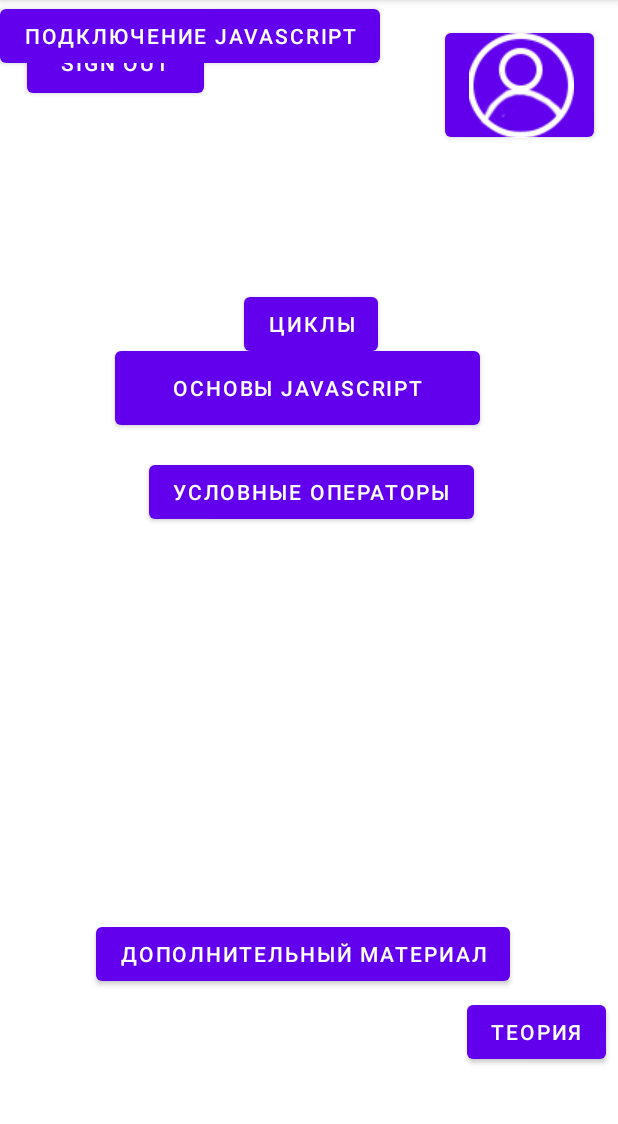
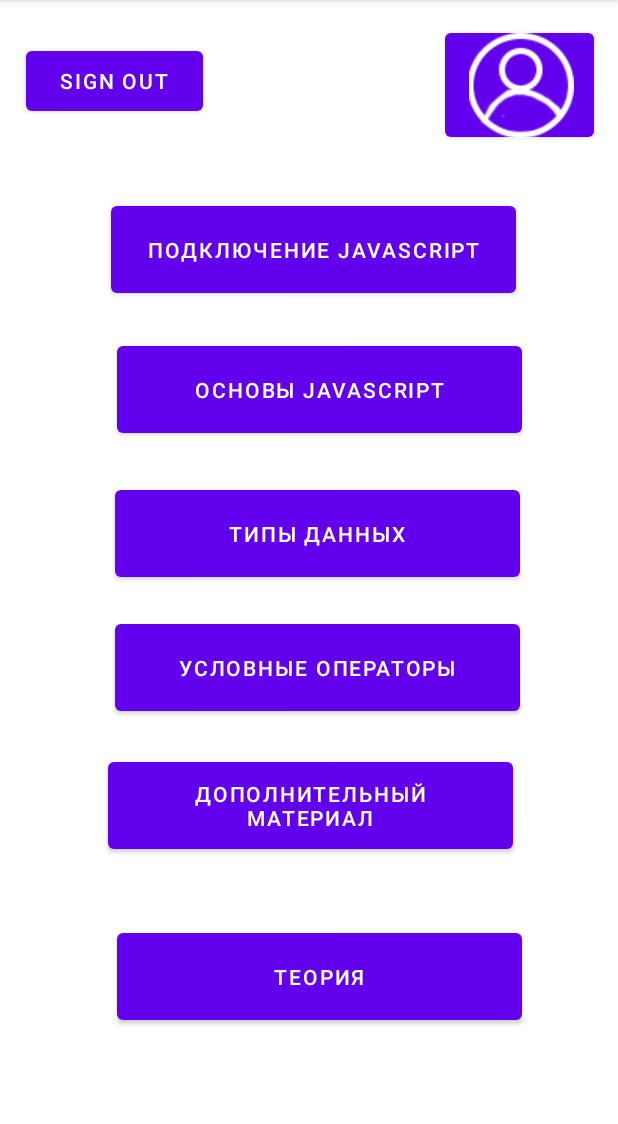
Before and after one commit to GTkatya/Auth, an Android app: the task1 screen opened directly, with no data from a screen before it, after a tap on "НАЗАД", on a phone screen of 412 x 824 dp, the part 84-1208 px from its top. Run offline under Robolectric (Android 15) with nearby library versions, the phone set to English and light mode, and no system bars; our stand-ins replace Firebase (no records; nobody signed in at launch, a user with empty details on screens opened directly).

Commit message:
disign menu

```diff
--- a/app/src/main/java/company/auth/task1.java
+++ b/app/src/main/java/company/auth/task1.java
@@ -24,14 +24,11 @@ public class task1 extends AppCompatActivity {
                 "a)\tАналогия из жизни и объявление переменной\n" +
                 "b)\tПравила объявления переменных\n" +
                 "c)\tСовременный синтаксис.  let, const и var. Их использование, различия и область видимости.\n" +
-                "2.\tВывод сообщений с помощью конструкции alert\n" +
-                "a)\talert\n" +
-                "b)\tpromt\n" +
-                "c)\tconfirm\n" +
-                "3.\tТипы данных\n" +
-                "a)\tОбщие понятия об основных  типах данных\n" +
+                "2.\tВывод сообщений с помощью console.log\n" +
+                "3.\t....\n" +
+                "a)\t......\n" +
                 "b)\t\n" +
-                "c)\tСтроки\n" +
+                "c)\t....\n" +
                 "d)\t\n");
 
         View.OnClickListener onClickListener = new View.OnClickListener() {
--- a/app/src/main/res/layout/activity_task.xml
+++ b/app/src/main/res/layout/activity_task.xml
@@ -11,70 +11,77 @@
       android:layout_width="118dp"
       android:layout_height="52dp"
       android:layout_marginStart="17dp"
-      android:layout_marginTop="16dp"
+      android:layout_marginTop="28dp"
       android:layout_marginEnd="276dp"
       android:text="sign out"
+      app:layout_constraintEnd_toEndOf="parent"
+      app:layout_constraintHorizontal_bias="0.0"
+      app:layout_constraintStart_toStartOf="parent"
+      app:layout_constraintTop_toTopOf="parent" />
+
+  <Button
+      android:id="@+id/ex2"
+      android:layout_width="270dp"
+      android:layout_height="70dp"
+      android:layout_marginStart="73dp"
+      android:layout_marginTop="131dp"
+      android:layout_marginEnd="68dp"
+      android:text="Подключение JavaScript"
       app:layout_constraintEnd_toEndOf="parent"
       app:layout_constraintStart_toStartOf="parent"
       app:layout_constraintTop_toTopOf="parent" />
 
   <Button
-      android:id="@+id/ex1"
-      android:layout_width="243dp"
-      android:layout_height="61dp"
-      android:layout_marginTop="228dp"
-      android:layout_marginEnd="92dp"
-      android:text="Основы JavaScript"
-      app:layout_constraintEnd_toEndOf="parent"
-      app:layout_constraintTop_toTopOf="parent" />
-
-  <Button
-      android:id="@+id/ex2"
-      android:layout_width="wrap_content"
-      android:layout_height="wrap_content"
-      android:text="Подключение JavaScript"
-      tools:layout_editor_absoluteX="78dp"
-      tools:layout_editor_absoluteY="162dp" />
-
-  <Button
-      android:id="@+id/ex3"
-      android:layout_width="wrap_content"
-      android:layout_height="wrap_content"
-      android:layout_marginTop="144dp"
-      android:layout_marginEnd="160dp"
-      android:text="Циклы"
-      app:layout_constraintEnd_toEndOf="parent"
-      app:layout_constraintTop_toBottomOf="@+id/ex2" />
-
-  <Button
       android:id="@+id/ex4"
-      android:layout_width="wrap_content"
-      android:layout_height="wrap_content"
-      android:layout_marginTop="64dp"
-      android:layout_marginEnd="96dp"
+      android:layout_width="270dp"
+      android:layout_height="70dp"
+      android:layout_marginTop="19dp"
+      android:layout_marginEnd="65dp"
       android:text="условные операторы"
       app:layout_constraintEnd_toEndOf="parent"
       app:layout_constraintTop_toBottomOf="@+id/ex3" />
 
   <Button
+      android:id="@+id/FAQ"
+      android:layout_width="270dp"
+      android:layout_height="70dp"
+      android:layout_marginStart="72dp"
+      android:layout_marginTop="22dp"
+      android:text="Дополнительный материал"
+      app:layout_constraintStart_toStartOf="parent"
+      app:layout_constraintTop_toBottomOf="@+id/ex4" />
+
+  <Button
       android:id="@+id/teor"
-      android:layout_width="wrap_content"
-      android:layout_height="wrap_content"
-      android:layout_marginEnd="8dp"
-      android:layout_marginBottom="56dp"
+      android:layout_width="270dp"
+      android:layout_height="70dp"
+      android:layout_marginTop="26dp"
+      android:layout_marginEnd="64dp"
+      android:layout_marginBottom="64dp"
       android:text="теория"
       app:layout_constraintBottom_toBottomOf="parent"
-      app:layout_constraintEnd_toEndOf="parent" />
+      app:layout_constraintEnd_toEndOf="parent"
+      app:layout_constraintTop_toBottomOf="@+id/FAQ" />
 
   <Button
-      android:id="@+id/FAQ"
-      android:layout_width="wrap_content"
-      android:layout_height="wrap_content"
-      android:layout_marginStart="64dp"
-      android:layout_marginBottom="108dp"
-      android:text="Дополнительный материал"
-      app:layout_constraintBottom_toBottomOf="parent"
-      app:layout_constraintStart_toStartOf="parent" />
+      android:id="@+id/ex1"
+      android:layout_width="270dp"
+      android:layout_height="70dp"
+      android:layout_marginTop="23dp"
+      android:layout_marginEnd="64dp"
+      android:text="Основы JavaScript"
+      app:layout_constraintEnd_toEndOf="parent"
+      app:layout_constraintTop_toBottomOf="@+id/ex2" />
+
+  <Button
+      android:id="@+id/ex3"
+      android:layout_width="270dp"
+      android:layout_height="70dp"
+      android:layout_marginTop="26dp"
+      android:layout_marginEnd="65dp"
+      android:text="Типы данных"
+      app:layout_constraintEnd_toEndOf="parent"
+      app:layout_constraintTop_toBottomOf="@+id/ex1" />
 
   <Button
       android:id="@+id/bPA"
```
Also changed, not shown: app/src/main/java/company/auth/MainActivity.java (+5 -19 lines), app/src/main/res/layout/activity_exercise1a.xml (+20 -0 lines), app/src/main/res/layout/activity_personal_area.xml (+34 -1 lines).
